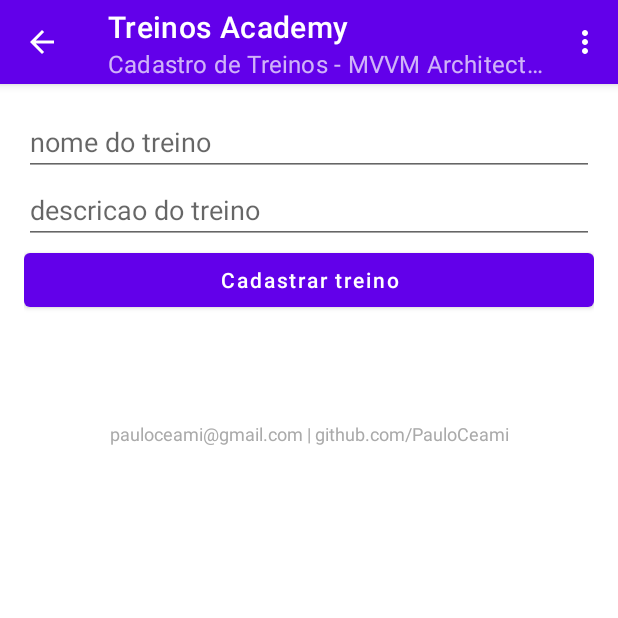
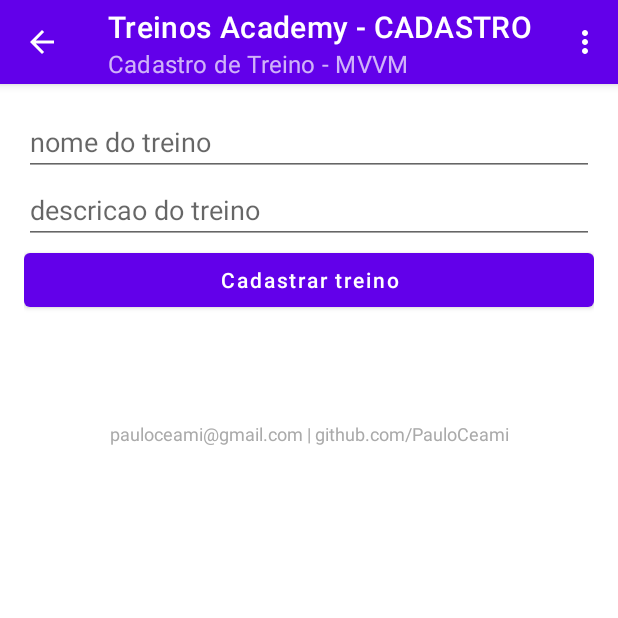
Before and after one commit to PauloCeami/LealAppTrenosAcademy, an Android app: the CadastroTreinoFragment screen opened through its navigation route, on a phone screen of 412 x 824 dp, the top half of it. Run offline under Robolectric (Android 15) with nearby library versions, the phone set to English and light mode, and no system bars; our stand-ins replace ButterKnife, Firebase (no records; nobody signed in at launch, a user with empty details on screens opened directly).

Commit message:
ajustando listagens e navegacao para iniciar crud de exercicios

```diff
--- a/app/src/main/java/br/com/pauloceami/treinosacademy/lealapp/Views/TreinoFragment.java
+++ b/app/src/main/java/br/com/pauloceami/treinosacademy/lealapp/Views/CadastroTreinoFragment.java
@@ -3,9 +3,7 @@ package br.com.pauloceami.treinosacademy.lealapp.Views;
 import android.app.ProgressDialog;
 import android.graphics.drawable.Drawable;
 import android.os.Bundle;
-import android.os.Parcelable;
 import android.text.TextUtils;
-import android.util.ArrayMap;
 import android.util.Log;
 import android.view.LayoutInflater;
 import android.view.Menu;
@@ -22,25 +20,25 @@ import androidx.appcompat.app.AppCompatActivity;
 import androidx.fragment.app.Fragment;
 import androidx.lifecycle.Observer;
 import androidx.lifecycle.ViewModelProvider;
+import androidx.navigation.NavController;
 import androidx.navigation.Navigation;
 
 import com.google.firebase.Timestamp;
 
-import java.util.ArrayList;
 import java.util.Date;
-import java.util.Map;
 
+import br.com.pauloceami.treinosacademy.lealapp.Model.Treino;
 import br.com.pauloceami.treinosacademy.lealapp.R;
-import br.com.pauloceami.treinosacademy.lealapp.Model.Treino;
 import br.com.pauloceami.treinosacademy.lealapp.ViewModels.LoggedInViewModel;
 import br.com.pauloceami.treinosacademy.lealapp.ViewModels.TreinoViewModel;
 import butterknife.BindView;
 import butterknife.ButterKnife;
 
 
-public class TreinoFragment extends Fragment implements View.OnClickListener {
+public class CadastroTreinoFragment extends Fragment implements View.OnClickListener {
 
     public static final String TAG = "LealApp";
+    private NavController navController;
     private LoggedInViewModel loggedInViewModel;
     private TreinoViewModel treinoViewModel;
     @BindView(R.id.btn_cadastrar)
@@ -53,7 +51,7 @@ public class TreinoFragment extends Fragment implements View.OnClickListener {
 
     ProgressDialog progressDialog = null;
 
-    public TreinoFragment() {
+    public CadastroTreinoFragment() {
         // Required empty public constructor
     }
 
@@ -62,6 +60,7 @@ public class TreinoFragment extends Fragment implements View.OnClickListener {
         super.onCreate(savedInstanceState);
 
         progressDialog = new ProgressDialog(getContext());
+        navController = Navigation.findNavController(getActivity(), R.id.nav_host_fragment);
         loggedInViewModel = new ViewModelProvider(this).get(LoggedInViewModel.class);
         treinoViewModel = new ViewModelProvider(this).get(TreinoViewModel.class);
 
@@ -77,7 +76,7 @@ public class TreinoFragment extends Fragment implements View.OnClickListener {
                 if (is_treino_saved) {
                     Log.i(TAG, "getIsSavedMutableLiveData SAVED");
                     Toast.makeText(getContext(), "Treino cadastrado", Toast.LENGTH_SHORT).show();
-                    Navigation.findNavController(getView()).navigate(R.id.homeFragment);
+                    navController.navigate(R.id.listTreinos);
                     progressDialog.dismiss();
                 } else {
                     Log.i(TAG, "getIsSavedMutableLiveData NOT SAVED");
@@ -93,13 +92,13 @@ public class TreinoFragment extends Fragment implements View.OnClickListener {
 
     @Override
     public View onCreateView(LayoutInflater inflater, ViewGroup container, Bundle savedInstanceState) {
-        View v = inflater.inflate(R.layout.fragment_addtreino, container, false);
+        View v = inflater.inflate(R.layout.fragment_cadastro_treino, container, false);
         ButterKnife.bind(this, v);
 
         btn_cadastrar.setOnClickListener(this);
         setHasOptionsMenu(true);
-        ((AppCompatActivity) getActivity()).getSupportActionBar().setTitle("Treinos Academy");
-        ((AppCompatActivity) getActivity()).getSupportActionBar().setSubtitle("Cadastro de Treinos - MVVM Architecture");
+        ((AppCompatActivity) getActivity()).getSupportActionBar().setTitle(R.string.title_cadastrotreino);
+        ((AppCompatActivity) getActivity()).getSupportActionBar().setSubtitle(getString(R.string.subtitle_cadastrotreino));
         ((AppCompatActivity) getActivity()).getSupportActionBar().setDisplayHomeAsUpEnabled(true);
         ((AppCompatActivity) getActivity()).getSupportActionBar().setDisplayShowTitleEnabled(true);
         Drawable upArrow = getResources().getDrawable(R.drawable.ic_arrow);
@@ -124,13 +123,13 @@ public class TreinoFragment extends Fragment implements View.OnClickListener {
     public boolean onOptionsItemSelected(MenuItem item) {
         switch (item.getItemId()) {
             case android.R.id.home:
-                Navigation.findNavController(getView()).navigate(R.id.homeFragment);
+                navController.navigate(R.id.listTreinos);
                 return true;
             case R.id.addExercicios:
                 return true;
             case R.id.LogOut:
                 loggedInViewModel.logOut();
-                Navigation.findNavController(getView()).navigate(R.id.loginRegisterFragment);
+                navController.navigate(R.id.loginRegisterFragment);
                 return true;
             default:
                 return super.onOptionsItemSelected(item);
--- a/app/src/main/java/br/com/pauloceami/treinosacademy/lealapp/Views/HomeFragment.java
+++ b/app/src/main/java/br/com/pauloceami/treinosacademy/lealapp/Views/HomeFragment.java
@@ -52,8 +52,6 @@ public class HomeFragment extends Fragment {
     @BindView(R.id.recycler_view_treinos)
     RecyclerView recycler_view_treinos;
     private List<Treino> mListTreinos;
-    @BindView(R.id.fab)
-    FloatingActionButton fab;
 
 
     @Nullable
@@ -63,18 +61,12 @@ public class HomeFragment extends Fragment {
         ButterKnife.bind(this, v);
 
         setHasOptionsMenu(true);
-        ((AppCompatActivity) getActivity()).getSupportActionBar().setTitle("Treinos Academy");
-        ((AppCompatActivity) getActivity()).getSupportActionBar().setSubtitle("Lista de Treinos - MVVM Architecture");
+        ((AppCompatActivity) getActivity()).getSupportActionBar().setTitle(R.string.title_home);
+        ((AppCompatActivity) getActivity()).getSupportActionBar().setSubtitle(R.string.subtitle_home);
         ((AppCompatActivity) getActivity()).getSupportActionBar().setDisplayHomeAsUpEnabled(false);
         ((AppCompatActivity) getActivity()).getSupportActionBar().setDisplayShowTitleEnabled(true);
         Drawable upArrow = getResources().getDrawable(R.drawable.ic_arrow);
         ((AppCompatActivity) getActivity()).getSupportActionBar().setHomeAsUpIndicator(upArrow);
-
-        fab.setOnClickListener(new View.OnClickListener() {
-            public void onClick(View v) {
-                Navigation.findNavController(getView()).navigate(R.id.addTreinoFragment);
-            }
-        });
 
 
         return v;
@@ -86,9 +78,7 @@ public class HomeFragment extends Fragment {
         mListTreinos = new ArrayList<>();
         adapter = new TreinosAdapter();
 
-        RecyclerView.ItemDecoration decoration = new DividerItemDecoration(getContext(), DividerItemDecoration.VERTICAL);
         recycler_view_treinos.setLayoutManager(new LinearLayoutManager(getContext()));
-        recycler_view_treinos.addItemDecoration(decoration);
         recycler_view_treinos.setHasFixedSize(true);
         recycler_view_treinos.setAdapter(adapter);
 
@@ -100,45 +90,7 @@ public class HomeFragment extends Fragment {
                             @Override
                             public void onItemClick(View view, int position) {
                                 Treino t = mListTreinos.get(position);
-                                final CharSequence[] dialogItem = {"Atualizar", "Excluir"};
-                                AlertDialog.Builder dialog = new AlertDialog.Builder(getContext());
-
-                                dialog.setItems(dialogItem, new DialogInterface.OnClickListener() {
-                                    @Override
-                                    public void onClick(DialogInterface dialogInterface, int i) {
-                                        switch (i) {
-                                            case 0:
-                                                Bundle bundle = new Bundle();
-                                                bundle.putString("nome", t.getNome());
-                                                bundle.putString("descricao", t.getDescricao());
-                                                bundle.putSerializable("treino", t);
-                                                navController.navigate(R.id.addTreinoFragment, bundle);
-                                                break;
-                                            case 1:
-
-                                                DialogInterface.OnClickListener dialogClickListener = new DialogInterface.OnClickListener() {
-                                                    @Override
-                                                    public void onClick(DialogInterface dialog, int which) {
-                                                        switch (which) {
-                                                            case DialogInterface.BUTTON_POSITIVE:
-                                                                treinoViewModel.delete(t.getTreino_id());
-                                                                treinoViewModel.getData();
-                                                                break;
-
-                                                            case DialogInterface.BUTTON_NEGATIVE:
-                                                                dialog.dismiss();
-                                                                break;
-                                                        }
-                                                    }
-                                                };
-                                                AlertDialog.Builder builder = new AlertDialog.Builder(getContext());
-                                                builder.setMessage("Excluir " + t.getNome() + " ?").setPositiveButton("Sim", dialogClickListener)
-                                                        .setNegativeButton("Não", dialogClickListener).show();
-                                                break;
-                                        }
-                                    }
-                                });
-                                dialog.show();
+                                Toast.makeText(getContext(), "mostrar exercicios do treino", Toast.LENGTH_SHORT).show();
                             }
 
                             @Override
@@ -161,9 +113,11 @@ public class HomeFragment extends Fragment {
         super.onCreate(savedInstanceState);
 
         navController = Navigation.findNavController(getActivity(), R.id.nav_host_fragment);
+        treinoViewModel = new ViewModelProvider(this).get(TreinoViewModel.class);
+        loggedInViewModel = new ViewModelProvider(this).get(LoggedInViewModel.class);
+
 
         // observer para mutações em register and login
-        loggedInViewModel = new ViewModelProvider(this).get(LoggedInViewModel.class);
         loggedInViewModel.getUserMutableLiveData().observe(this, new Observer<FirebaseUser>() {
             @Override
             public void onChanged(FirebaseUser firebaseUser) {
@@ -173,19 +127,16 @@ public class HomeFragment extends Fragment {
             }
         });
 
-
         // observer is logged
         loggedInViewModel.getLogOutMutableLiveData().observe(this, new Observer<Boolean>() {
             @Override
-            public void onChanged(Boolean isLogged) {
-                if (isLogged) {
-                    Navigation.findNavController(getView()).navigate(R.id.loginRegisterFragment);
+            public void onChanged(Boolean isLogout) {
+                if (isLogout) {
+                    navController.navigate(R.id.loginRegisterFragment);
                 }
             }
         });
 
-
-        treinoViewModel = new ViewModelProvider(this).get(TreinoViewModel.class);
         // is deleted ?
         treinoViewModel.getIsDeleted().observe(this, new Observer<Boolean>() {
             @Override
@@ -220,9 +171,10 @@ public class HomeFragment extends Fragment {
     public boolean onOptionsItemSelected(MenuItem item) {
         switch (item.getItemId()) {
             case R.id.addTReinos:
-                Navigation.findNavController(getView()).navigate(R.id.addTreinoFragment);
+                navController.navigate(R.id.listTreinos);
                 return true;
             case R.id.addExercicios:
+                navController.navigate(R.id.cadastroExercicio);
                 return true;
             case R.id.LogOut:
                 loggedInViewModel.logOut();
--- /dev/null
+++ b/app/src/main/res/layout/fragment_cadastro_treino.xml
@@ -0,0 +1,42 @@
+<?xml version="1.0" encoding="utf-8"?>
+<androidx.appcompat.widget.LinearLayoutCompat xmlns:android="http://schemas.android.com/apk/res/android"
+    android:layout_width="match_parent"
+    android:layout_height="match_parent"
+    android:orientation="vertical"
+    android:padding="16dp">
+
+    <EditText
+        android:id="@+id/edit_nome"
+        android:layout_width="match_parent"
+        android:layout_height="wrap_content"
+        android:hint="@string/nome_do_treino"
+        android:inputType="text"
+        android:text="" />
+
+    <EditText
+        android:id="@+id/edit_descricao"
+        android:layout_width="match_parent"
+        android:layout_height="wrap_content"
+        android:hint="@string/descricao_do_treino"
+        android:inputType="text"
+        android:text="" />
+
+
+    <Button
+        android:id="@+id/btn_cadastrar"
+        android:layout_width="match_parent"
+        android:layout_height="wrap_content"
+        android:text="@string/cadastrar_treino"
+        android:textAllCaps="false" />
+
+
+    <TextView
+        android:id="@+id/txv2"
+        android:layout_width="match_parent"
+        android:layout_height="wrap_content"
+        android:layout_marginTop="70dp"
+        android:text="pauloceami@gmail.com | github.com/PauloCeami"
+        android:textAlignment="center"
+        android:textColor="#AAAAAA"
+        android:textSize="12sp" />
+</androidx.appcompat.widget.LinearLayoutCompat>
--- a/app/src/main/res/navigation/nav_graph.xml
+++ b/app/src/main/res/navigation/nav_graph.xml
@@ -4,14 +4,12 @@
     xmlns:tools="http://schemas.android.com/tools"
     android:id="@+id/nav_graph"
     app:startDestination="@id/loginRegisterFragment">
-
-
     <fragment
         android:id="@+id/loginRegisterFragment"
         android:name="br.com.pauloceami.treinosacademy.lealapp.Views.LoginRegisterFragment"
-        android:label="LoginRegisterFragment" >
+        android:label="loginRegisterFragment" >
         <action
-            android:id="@+id/action_loginRegisterFragment_to_homeFragment"
+            android:id="@+id/action_loginRegisterFragment_to_homeFragment3"
             app:destination="@id/homeFragment" />
     </fragment>
     <fragment
@@ -19,19 +17,40 @@
         android:name="br.com.pauloceami.treinosacademy.lealapp.Views.HomeFragment"
         android:label="HomeFragment" >
         <action
-            android:id="@+id/action_homeFragment_to_addTreinoFragment"
-            app:destination="@id/addTreinoFragment" />
+            android:id="@+id/action_homeFragment_to_loginRegisterFragment2"
+            app:destination="@id/loginRegisterFragment" />
         <action
-            android:id="@+id/action_homeFragment_to_loginRegisterFragment"
+            android:id="@+id/action_homeFragment_to_listTreinos"
+            app:destination="@id/listTreinos" />
+        <action
+            android:id="@+id/action_homeFragment_to_cadastroExercicio"
+            app:destination="@id/cadastroExercicio" />
+    </fragment>
+    <fragment
+        android:id="@+id/listTreinos"
+        android:name="br.com.pauloceami.treinosacademy.lealapp.Views.ListTreinosFragment"
+        android:label="ListTreinosFragment" >
+        <action
+            android:id="@+id/action_listTreinos_to_cadastroTreinoFragment"
+            app:destination="@id/cadastroTreinoFragment" />
+        <action
+            android:id="@+id/action_listTreinos_to_loginRegisterFragment"
             app:destination="@id/loginRegisterFragment" />
     </fragment>
     <fragment
-        android:id="@+id/addTreinoFragment"
-        android:name="br.com.pauloceami.treinosacademy.lealapp.Views.TreinoFragment"
-        android:label="Adicionar Treinos"
-        tools:layout="@layout/fragment_addtreino" >
+        android:id="@+id/cadastroTreinoFragment"
+        android:name="br.com.pauloceami.treinosacademy.lealapp.Views.CadastroTreinoFragment"
+        android:label="CadastroTreinoFragment" >
         <action
-            android:id="@+id/action_addTreinoFragment_to_loginRegisterFragment"
+            android:id="@+id/action_cadastroTreinoFragment_to_loginRegisterFragment"
+            app:destination="@id/loginRegisterFragment" />
+    </fragment>
+    <fragment
+        android:id="@+id/cadastroExercicio"
+        android:name="br.com.pauloceami.treinosacademy.lealapp.Views.CadastroExercicio"
+        android:label="CadastroExercicio" >
+        <action
+            android:id="@+id/action_cadastroExercicio_to_loginRegisterFragment"
             app:destination="@id/loginRegisterFragment" />
     </fragment>
 </navigation>
--- a/app/src/main/res/values/strings.xml
+++ b/app/src/main/res/values/strings.xml
@@ -9,4 +9,15 @@
     <string name="salvando_treino">salvando treino...</string>
     <string name="treino">Treino</string>
     <string name="atualizando_treino">atualizando treino...</string>
+
+    <string name="title_home">Treinos Academy - HOME</string>
+    <string name="subtitle_home">Nossos Treinos e Exercícios - MVVM</string>
+
+    <string name="title_listtreinos">Treinos Academy - LISTA</string>
+    <string name="subtitle_listtreinos">Atualize | Exclua | Cadastre - MVVM</string>
+
+
+    <string name="title_cadastrotreino">Treinos Academy - CADASTRO</string>
+    <string name="subtitle_cadastrotreino">Cadastro de Treino - MVVM</string>
+
 </resources>
```
Also changed, not shown: app/src/main/java/br/com/pauloceami/treinosacademy/lealapp/Views/CadastroExercicio.java (added, +107 -0 lines), app/src/main/java/br/com/pauloceami/treinosacademy/lealapp/Views/ListTreinosFragment.java (added, +246 -0 lines), app/src/main/res/layout/fragment_home.xml (+0 -10 lines), app/src/main/res/layout/fragment_listtreinos.xml (added, +24 -0 lines), app/src/main/res/menu/menu_list_treinos.xml (added, +21 -0 lines), app/src/main/res/layout/fragment_cadastro_exercicio.xml (renamed from app/src/main/res/layout/fragment_addtreino.xml).
